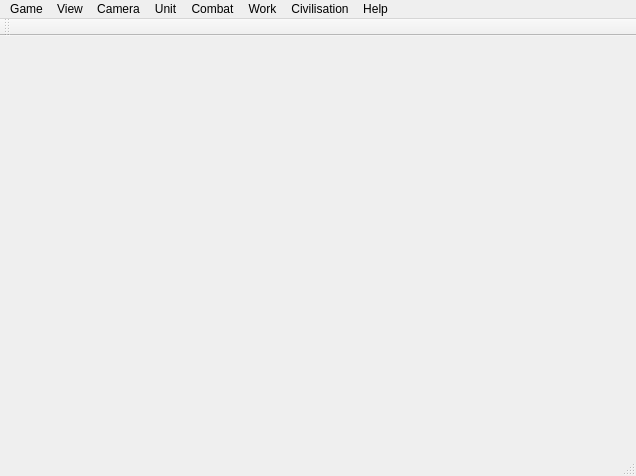
jusirkka/freeciv-kde, file gui-kde/mainwindow.ui: the form before one commit.
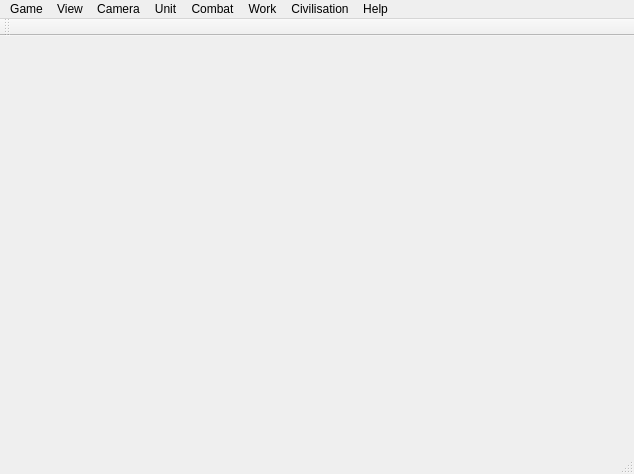
The form after the commit. Icons and pictures are not drawn.

```diff
--- a/gui-kde/mainwindow.ui
+++ b/gui-kde/mainwindow.ui
@@ -6,8 +6,8 @@
    <rect>
     <x>0</x>
     <y>0</y>
-    <width>636</width>
-    <height>476</height>
+    <width>634</width>
+    <height>474</height>
    </rect>
   </property>
   <property name="windowTitle">
@@ -19,7 +19,7 @@
     <rect>
      <x>0</x>
      <y>0</y>
-     <width>636</width>
+     <width>634</width>
      <height>25</height>
     </rect>
    </property>
```
Left out of the diff: 6 changed lines with no effect on the pictures.
